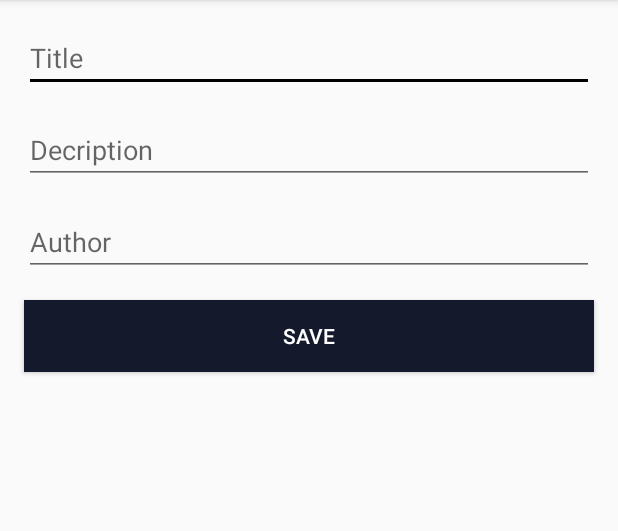
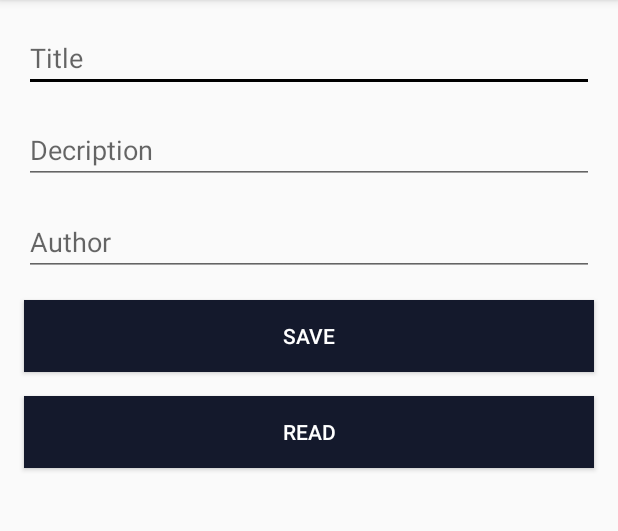
Before and after one commit to Daneshwaran/FirebaseCRUD, an Android app: the screen it shows after launch (MainActivity), after a tap on "SAVE", on a phone screen of 412 x 824 dp, the part 84-615 px from its top. Run offline under Robolectric (Android 15) with nearby library versions, the phone set to English and light mode, and no system bars; our stand-ins replace Firebase (no records; nobody signed in at launch, a user with empty details on screens opened directly).

Commit message:
read data successfull

```diff
--- a/app/src/main/java/com/example/firebasecrud/MainActivity.java
+++ b/app/src/main/java/com/example/firebasecrud/MainActivity.java
@@ -8,39 +8,130 @@ import android.util.Log;
 import android.view.View;
 import android.widget.Button;
 import android.widget.EditText;
+import android.widget.TextView;
+
+import com.google.android.gms.tasks.OnCompleteListener;
+import com.google.android.gms.tasks.OnFailureListener;
+import com.google.android.gms.tasks.OnSuccessListener;
 import com.google.android.gms.tasks.Task;
+import com.google.firebase.database.DataSnapshot;
+import com.google.firebase.database.DatabaseError;
+import com.google.firebase.database.DatabaseReference;
 import com.google.firebase.database.FirebaseDatabase;
+import com.google.firebase.database.ValueEventListener;
 
 import java.util.HashMap;
 
 public class MainActivity extends AppCompatActivity {
 
         private EditText title,description,author;
-        private Button save;
+        private TextView text;
+        private Button save,read;
+        private DatabaseReference Post;
+
 
         @Override
         protected void onCreate(Bundle savedInstanceState) {
                 super.onCreate(savedInstanceState);
                 setContentView(R.layout.activity_main);
 
-                title = findViewById(R.id.title);
-                description = findViewById(R.id.description);
-                author = findViewById(R.id.author);
-                save = findViewById(R.id.save);
+                init();
 
                 save.setOnClickListener(new View.OnClickListener() {
                         @Override
                         public void onClick(View view) {
+                                save();
+                        }
+                });
 
+                read.setOnClickListener(new View.OnClickListener() {
+                        @Override
+                        public void onClick(View view) {
+                                // readOneTime();
+                                readRealTime();
+                        }
+                });
+
+
+        }
+
+        private void readRealTime() {
+                Post.child("-M94aHPZhiMireH6lee5")
+                        .addValueEventListener(new ValueEventListener() {
+                                @Override
+                                public void onDataChange(@NonNull DataSnapshot dataSnapshot) {
+                                        String post = "title : "+dataSnapshot.child("title").getValue(String.class)+"\n"
+                                                +"description : "+dataSnapshot.child("description").getValue(String.class)+"\n"
+                                                +"author : "+dataSnapshot.child("author").getValue(String.class);
+
+                                        text.setText(post);
+                                }
+
+                                @Override
+                                public void onCancelled(@NonNull DatabaseError databaseError) {
+
+                                }
+                        });
+        }
+
+        private void readOneTime() {
+                Post.child("-M94aHPZhiMireH6lee5")
+                        .addListenerForSingleValueEvent(new ValueEventListener() {
+                                @Override
+                                public void onDataChange(@NonNull DataSnapshot dataSnapshot) {
+
+                                        String post = "title : "+dataSnapshot.child("title").getValue(String.class)+"\n"
+                                                +"description : "+dataSnapshot.child("description").getValue(String.class)+"\n"
+                                                +"author : "+dataSnapshot.child("author").getValue(String.class);
+
+                                        text.setText(post);
+
+                                }
+
+                                @Override
+                                public void onCancelled(@NonNull DatabaseError databaseError) {
+
+                                }
+                        });
+        }
+
+        private void save() {
                 HashMap<String,Object> map = new HashMap<>();
                 map.put("title",title.getText().toString());
                 map.put("description",description.getText().toString());
                 map.put("author",author.getText().toString());
 
-                                FirebaseDatabase.getInstance().getReference().child("Post").push()
-                                        .setValue(map);
+                Post.push()
+                        .setValue(map)
+                        .addOnCompleteListener(new OnCompleteListener<Void>() {
+                                @Override
+                                public void onComplete(@NonNull Task<Void> task) {
+                                        Log.i("jfbvkj", "onComplete: ");
+                                }
+                        })
+                        .addOnFailureListener(new OnFailureListener() {
+                                @Override
+                                public void onFailure(@NonNull Exception e) {
+                                        Log.i("jfbvkj", "onFailure: "+e.toString());
+                                }
+                        }).addOnSuccessListener(new OnSuccessListener<Void>() {
+                        @Override
+                        public void onSuccess(Void aVoid) {
+                                Log.i("jfbvkj", "onSuccess: ");
                         }
                 });
+        }
+
+        private void init() {
+                title = findViewById(R.id.title);
+                description = findViewById(R.id.description);
+                author = findViewById(R.id.author);
+                save = findViewById(R.id.save);
+                read = findViewById(R.id.read);
+                text = findViewById(R.id.text);
+
+                Post = FirebaseDatabase.getInstance().getReference().child("Post");
+        }
+
 
 }
-        }
--- a/app/src/main/res/layout/activity_main.xml
+++ b/app/src/main/res/layout/activity_main.xml
@@ -60,4 +60,32 @@
         app:layout_constraintStart_toStartOf="parent"
         app:layout_constraintTop_toBottomOf="@+id/author" />
 
+    <Button
+        android:textColor="@color/white"
+        android:background="@color/colorPrimary"
+        android:id="@+id/read"
+        android:layout_width="0dp"
+        android:layout_height="wrap_content"
+        android:layout_marginStart="16dp"
+        android:layout_marginTop="16dp"
+        android:layout_marginEnd="16dp"
+        android:text="Read"
+        app:layout_constraintEnd_toEndOf="parent"
+        app:layout_constraintStart_toStartOf="parent"
+        app:layout_constraintTop_toBottomOf="@+id/save" />
+
+    <TextView
+        android:textSize="16sp"
+        android:textColor="@color/colorPrimary"
+        android:id="@+id/text"
+        android:layout_width="0dp"
+        android:layout_height="wrap_content"
+        android:layout_marginStart="16dp"
+        android:layout_marginTop="16dp"
+        android:layout_marginEnd="16dp"
+        android:text=""
+        app:layout_constraintEnd_toEndOf="parent"
+        app:layout_constraintStart_toStartOf="parent"
+        app:layout_constraintTop_toBottomOf="@+id/read" />
+
 </androidx.constraintlayout.widget.ConstraintLayout>
```
Also changed, not shown: 2 other files. Lines whose indentation alone changed are shown as unchanged.
